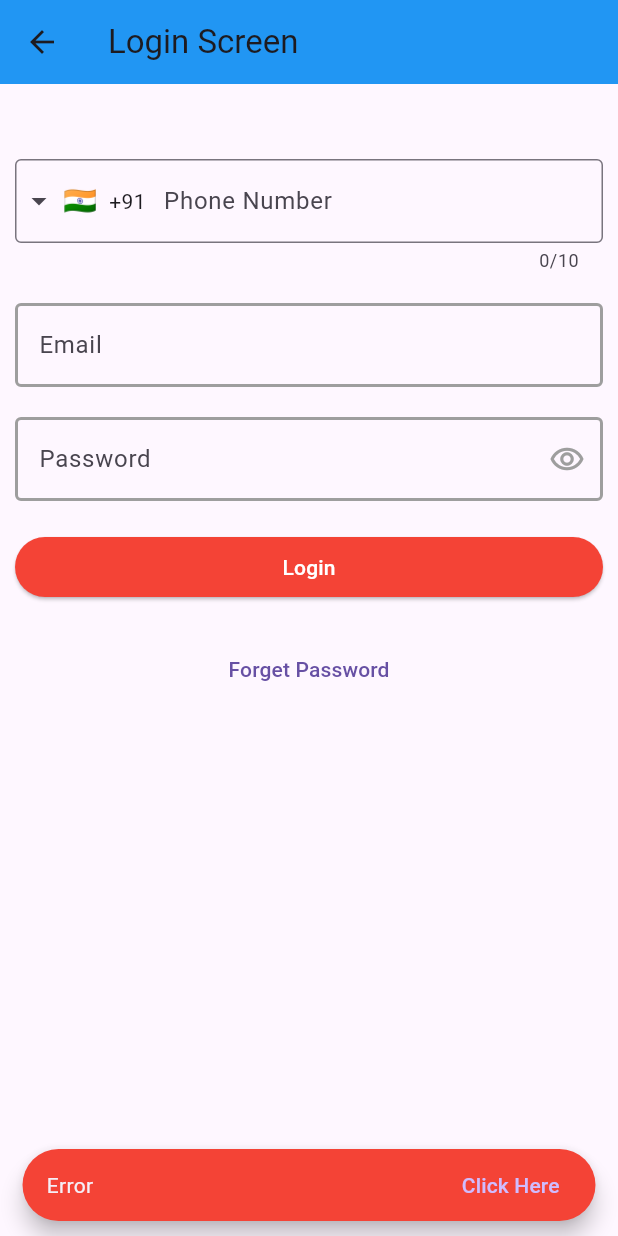
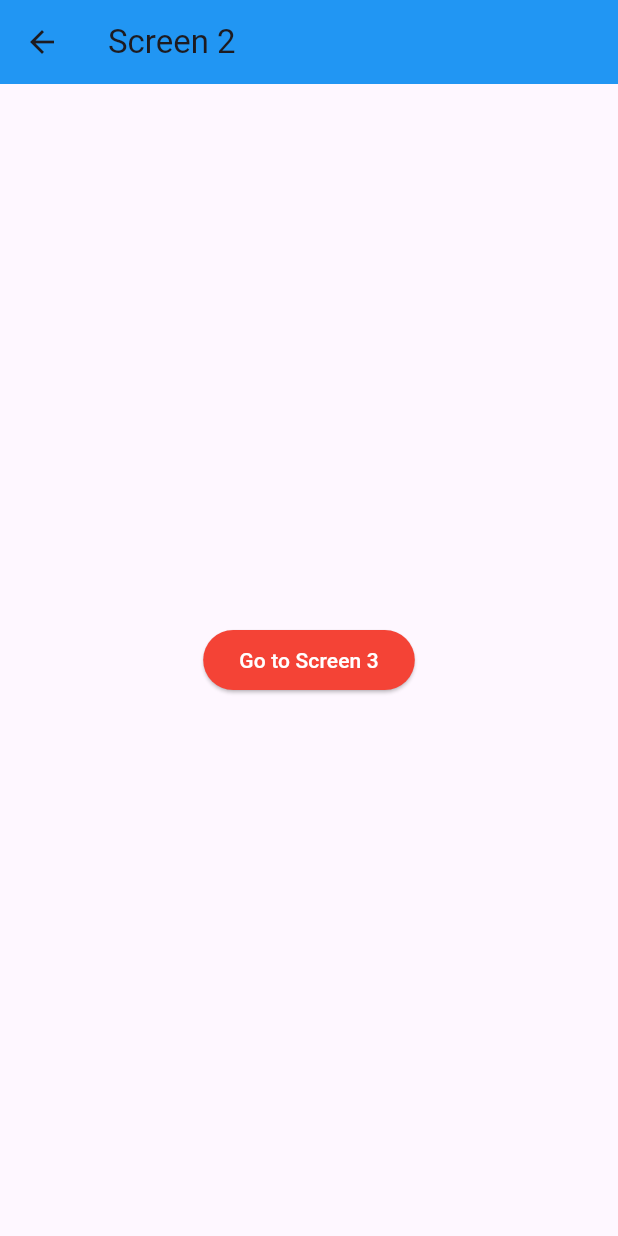
Before and after one commit to devatulparmar/sept24batch6pm, a Flutter app: the LoginScreen screen opened directly, after a tap on "Login", on a phone screen of 412 x 824 dp. Run offline on Flutter 3.47's test engine with Material 3 defaults, Android fonts, the phone set to English and light mode, and no system bars; drawn by our look-alikes of intl_phone_field.

```diff
--- a/lib/login_screen.dart
+++ b/lib/login_screen.dart
@@ -1,3 +1,5 @@
+import 'package:batch6pm/home_screen.dart';
+import 'package:batch6pm/screen2.dart';
 import 'package:batch6pm/utils/const.dart';
 import 'package:flutter/cupertino.dart';
 import 'package:flutter/material.dart';
@@ -125,21 +127,28 @@ class _LoginScreenState extends State<LoginScreen> {
                     flex: 1,
                     child: ElevatedButton(
                       onPressed: () {
-                        print('Elevated button click');
-                        if (phoneController.text.isEmpty) {
-                          MySnackBar.showSnackBar(
-                            context: context,
-                            content: 'Error',
-                            backGroundColor: Colors.red,
-                          );
-                        } else if (formKey.currentState!.validate() ||
-                            formKey2.currentState!.validate()) {
-                          MySnackBar.showSnackBar(
-                            context: context,
-                            content: 'Login Success',
-                            backGroundColor: Colors.green,
-                          );
-                        }
+                        Navigator.pushReplacement(
+                          context,
+                          MaterialPageRoute(
+                            builder: (BuildContext context) => Screen2(),
+                          ),
+                        );
+
+                        // print('Elevated button click');
+                        // if (phoneController.text.isEmpty) {
+                        //   MySnackBar.showSnackBar(
+                        //     context: context,
+                        //     content: 'Error',
+                        //     backGroundColor: Colors.red,
+                        //   );
+                        // } else if (formKey.currentState!.validate() ||
+                        //     formKey2.currentState!.validate()) {
+                        //   MySnackBar.showSnackBar(
+                        //     context: context,
+                        //     content: 'Login Success',
+                        //     backGroundColor: Colors.green,
+                        //   );
+                        // }
                       },
                       style: ElevatedButton.styleFrom(
                         backgroundColor: Colors.red,
--- a/lib/main.dart
+++ b/lib/main.dart
@@ -32,9 +32,7 @@ class MyApp extends StatelessWidget {
           thumbColor: WidgetStateProperty.all(Colors.blue),
         ),
       ),
-      // home: const MyImageScreen(),
-      home: const SalesScreen(),
-      // home: const ListGenerate(),
+      home: const LoginScreen(),
     );
   }
 }
--- /dev/null
+++ b/lib/screen2.dart
@@ -0,0 +1,55 @@
+import 'package:batch6pm/screen3.dart';
+import 'package:flutter/material.dart';
+
+class Screen2 extends StatefulWidget {
+  const Screen2({super.key});
+
+  @override
+  State<Screen2> createState() => _Screen2State();
+}
+
+class _Screen2State extends State<Screen2> {
+  @override
+  Widget build(BuildContext context) {
+    return Scaffold(
+      appBar: AppBar(
+        title: Text('Screen 2'),
+        leading: IconButton(
+          onPressed: (){
+            // Navigator.pop(context);
+          },
+          icon: Icon(
+            Icons.arrow_back,
+          ),
+        ),
+      ),
+      body: Center(
+        child: ElevatedButton(
+          onPressed: () {
+            // Navigator.push(
+            //   context,
+            //   MaterialPageRoute(
+            //     builder: (BuildContext context) => Screen3(),
+            //   ),
+            // );
+            Navigator.push(
+              context,
+              MaterialPageRoute(
+                builder: (BuildContext context) => Screen3(),
+              ),
+            );
+          },
+          style: ElevatedButton.styleFrom(
+            backgroundColor: Colors.red,
+          ),
+          child: const Text(
+            'Go to Screen 3',
+            style: TextStyle(
+              color: Colors.white,
+            ),
+          ),
+        ),
+      ),
+    );
+  }
+}
```
Also changed, not shown: lib/screen3.dart (added, +50 -0 lines), lib/screen4.dart (added, +63 -0 lines).
